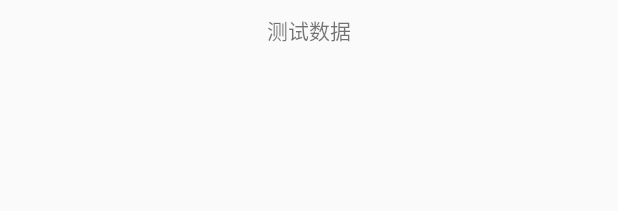
After one commit to NGBestTeam/OurShopping, an Android app: the layout item_lv_classify.xml on its own in the app's theme, with its tools: preview values and no code run, on a phone screen of 412 x 824 dp. The commit adds this screen. Shown: the top 211 px of the screen. Run offline under Robolectric (Android 15) with nearby library versions, the phone set to English and light mode, and no system bars.

Commit message:
上传者：王金瑞 时间：2017年3月6日14:40:48 更新内容： 开始做分类的Fragment

```diff
--- /dev/null
+++ b/app/src/main/res/drawable/bg_classify_tv.xml
@@ -0,0 +1,5 @@
+<?xml version="1.0" encoding="utf-8"?>
+<selector xmlns:android="http://schemas.android.com/apk/res/android">
+
+    <item android:state_selected="true" android:drawable="@drawable/layer_list_classify_tv"/>
+</selector>
--- /dev/null
+++ b/app/src/main/res/drawable/layer_list_classify_tv.xml
@@ -0,0 +1,16 @@
+<?xml version="1.0" encoding="utf-8"?>
+<layer-list xmlns:android="http://schemas.android.com/apk/res/android">
+
+    <!-- 边框颜色值 --><item>
+    <shape>
+        <solid android:color="#FF6100" />
+    </shape>
+</item>
+    <!-- 主体背景颜色值 -->
+    <item android:left="2dp">
+        <shape>
+            <solid android:color="#ffffff"/>
+        </shape>
+    </item>
+
+</layer-list>
--- /dev/null
+++ b/app/src/main/res/layout/item_lv_classify.xml
@@ -0,0 +1,19 @@
+<?xml version="1.0" encoding="utf-8"?>
+<LinearLayout xmlns:android="http://schemas.android.com/apk/res/android"
+              android:layout_width="match_parent"
+              android:layout_height="wrap_content"
+              android:gravity="center"
+              android:orientation="vertical"
+              android:padding="10dp">
+
+    <TextView
+        android:id="@+id/tv_lv_classify"
+        android:layout_width="wrap_content"
+        android:layout_height="wrap_content"
+        android:background="@drawable/bg_classify_tv"
+        android:gravity="center"
+        android:text="测试数据"
+        android:textIsSelectable="true"
+        android:textSize="14sp"/>
+
+</LinearLayout>
```
Also changed, not shown: app/src/main/java/com/bestteam/supermarket/fragment/ClassifyFragment.java (+98 -6 lines), app/src/main/res/layout/fragment_classify.xml (added, +21 -0 lines).
